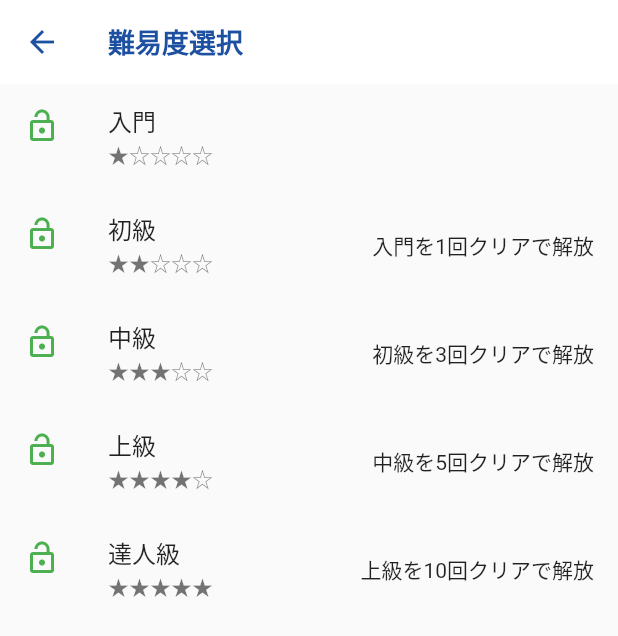
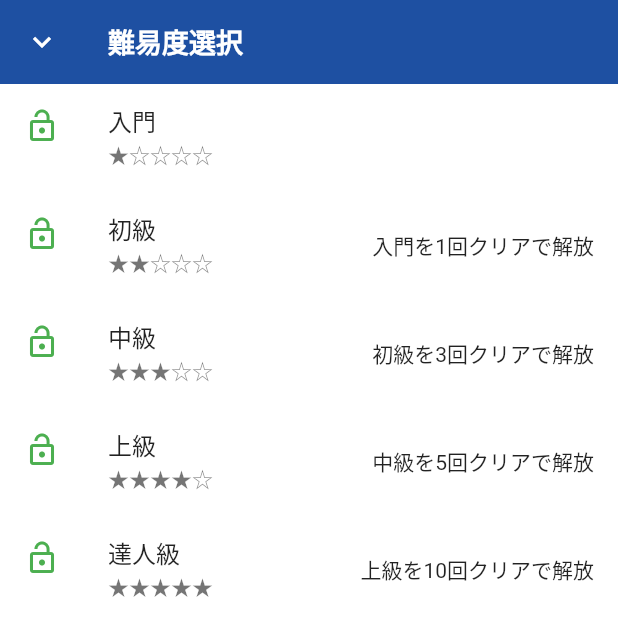
Before and after one commit to mizutaku-0519/sudoku_practice_0717, a Flutter app: the screen it shows after launch, after a tap on "ゲームを始める", on a phone screen of 412 x 824 dp. Shown: the top 636 px of the screen. Run offline on Flutter 3.47's test engine with Material 2 defaults, Android fonts, the phone set to English and light mode, and no system bars; our stand-ins replace font_awesome_flutter, google_fonts; missing offline and left inert: sudoku_solver_generator.

```diff
--- a/lib/main.dart
+++ b/lib/main.dart
@@ -32,18 +32,19 @@ class SudokuApp extends StatelessWidget {
             ),
           ),
           appBarTheme: AppBarTheme(
-            backgroundColor: Colors.white, // App bar background color
+            backgroundColor: Color(0xFF1e50a2), // App bar background color
             titleTextStyle: GoogleFonts.zenKakuGothicNew(
               textStyle: Theme.of(context).textTheme.headline6,
-              color: Color(0xFF1e50a2), // App bar text color
+              color: Colors.white, // App bar text color
               fontSize: 18,
               fontWeight: FontWeight.bold,
             ),
             iconTheme: IconThemeData( // Add this line
-              color: Color(0xFF1e50a2), // Set back button color
+              color: Colors.white, // Set back button color
             ),
             elevation: 0, // Remove shadow from AppBar
           ),
+          scaffoldBackgroundColor: Colors.white, // Add this line
           textTheme: GoogleFonts.zenKakuGothicNewTextTheme(
             Theme.of(context).textTheme,
           ),
--- a/lib/views/game_screen.dart
+++ b/lib/views/game_screen.dart
@@ -79,13 +79,13 @@ class _GameScreenState extends State<GameScreen> {
             padding: const EdgeInsets.symmetric(horizontal: 8.0),
             child: Column(
               children: [
-                SizedBox(height: 15,),
+                SizedBox(height: 20,),
                 InformationPanel(), // InformationPanelをSudokuGridの上に配置
-                SizedBox(height: 10,),
+                SizedBox(height: 20,),
                 SudokuGrid(),
                 SizedBox(height: 25,), // SudokuGridの配置
                 ControlPanel(),
-                SizedBox(height: 25,), // ControlPanelをSudokuGridの下に配置
+                SizedBox(height: 20,), // ControlPanelをSudokuGridの下に配置
                 NumberController(),
                 SizedBox(height: 40,),// NumberControllerをControlPanelの下に配置
                 AdvertisementArea(), // AdvertisementAreaをNumberControllerの下に配置
```
Also changed, not shown: lib/views/difficulty_selection_screen.dart (+22 -0 lines).
